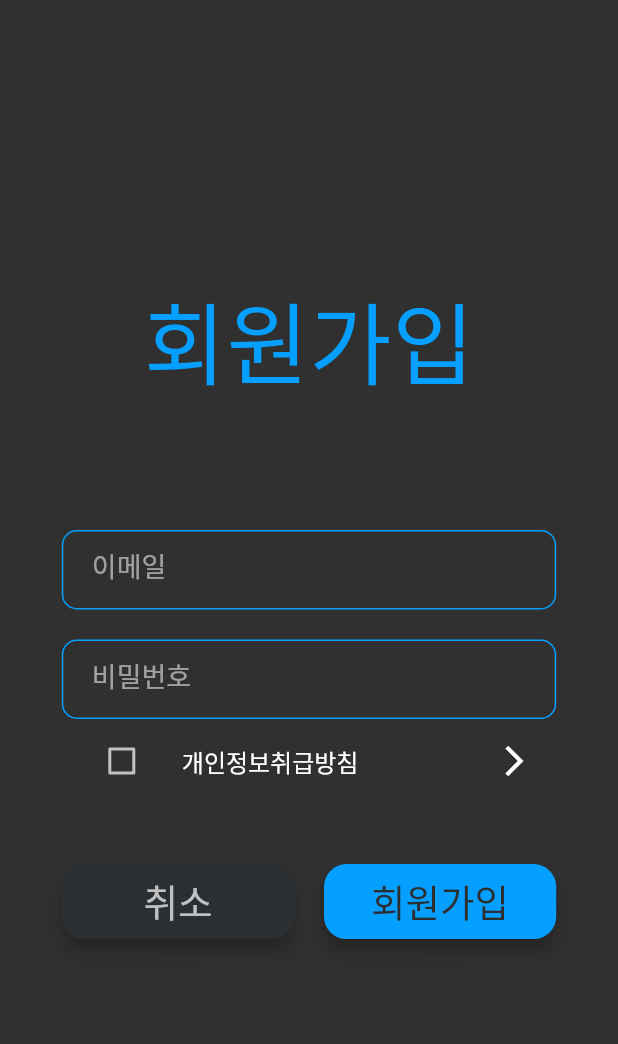
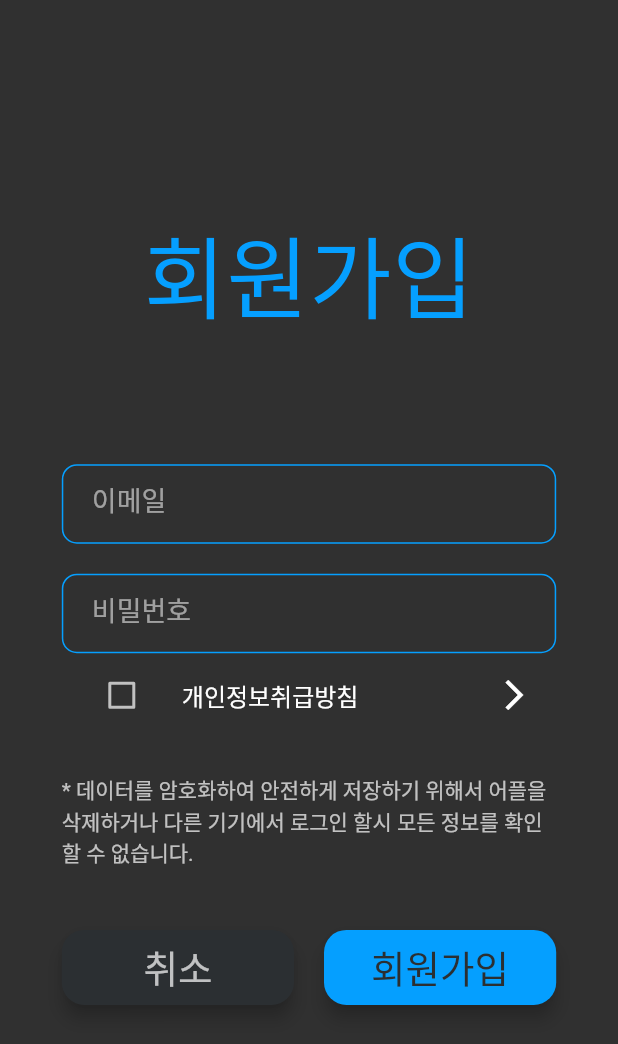
Before and after one commit to cyb9701/flutter-practice, a Flutter app: the SingUpPage screen opened directly, on a phone screen of 412 x 824 dp. Shown: the top 1044 px of the screen. Run offline on Flutter 3.47's test engine with Material 2 defaults, Android fonts, the phone set to English and light mode, and no system bars; our stand-ins replace cloud_firestore, firebase_auth, flutter_slidable, google_fonts, hive, rflutter_alert and 1 more; missing offline and left inert: firebase_admob, flutter_string_encryption; accounts and stored records are empty; Roboto replaces fonts that are missing (Jua); statements that could not run were skipped.

Commit message:
- Updated LayOut

```diff
--- a/lib/pages/sing_up_page.dart
+++ b/lib/pages/sing_up_page.dart
@@ -83,6 +83,8 @@ class _SingUpPageState extends State<SingUpPage> {
               SizedBox(height: kSize.height * 0.1),
               buildForm(),
               buildTermsConditions(context),
+              SizedBox(height: kSize.height * 0.03),
+              buildInformation(),
               SizedBox(height: kSize.height * 0.03),
               buildBtn(context),
             ],
@@ -175,6 +177,15 @@ class _SingUpPageState extends State<SingUpPage> {
       leading: buildCheckbox(),
       title: Text('개인정보취급방침'),
       trailing: buildContents(context),
+    );
+  }
+
+  Container buildInformation() {
+    return Container(
+      child: Text(
+        '* 데이터를 암호화하여 안전하게 저장하기 위해서 어플을 삭제하거나 다른 기기에서 로그인 할시 모든 정보를 확인할 수 없습니다.',
+        style: TextStyle(color: Colors.white70),
+      ),
     );
   }
 
```
